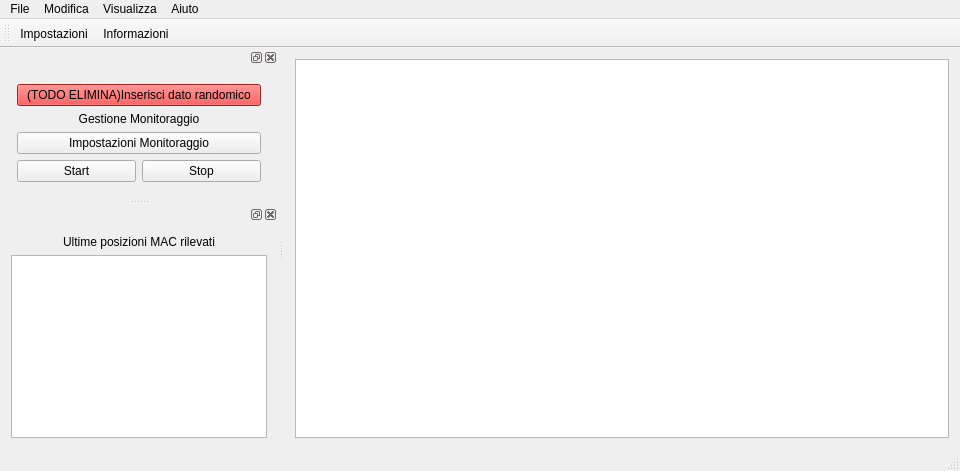
This is RoomMonitor/windows/main.ui in PieroMacaluso/RoomMonitor as Qt 5 draws it before an edit. The edited form follows.
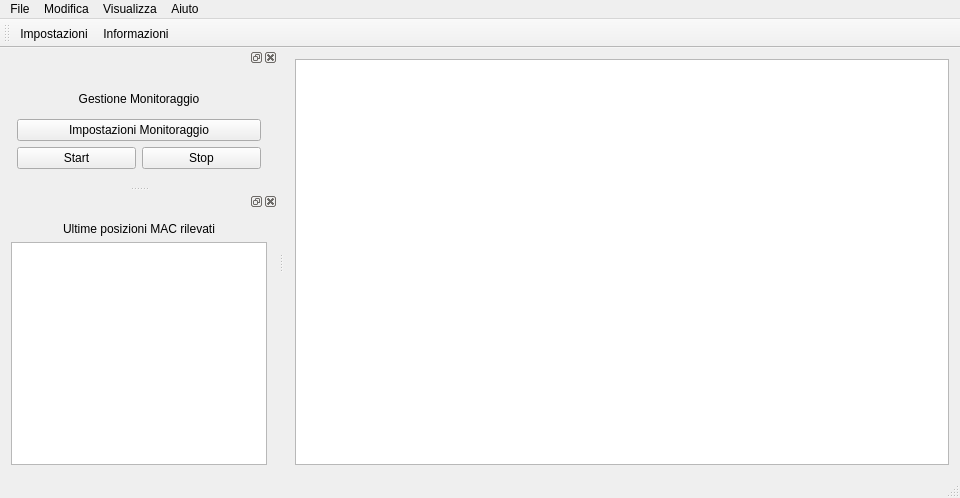
This is the edited form. Icons and pictures are not drawn. Custom widgets are drawn as their Qt base class.

Commit message: Aggiunti loghi vari e migliorato About.ui

What changed in the file:
```diff
--- a/RoomMonitor/windows/main.ui
+++ b/RoomMonitor/windows/main.ui
@@ -7,7 +7,7 @@
     <x>0</x>
     <y>0</y>
     <width>960</width>
-    <height>471</height>
+    <height>498</height>
    </rect>
   </property>
   <property name="sizePolicy">
@@ -83,13 +83,22 @@
   </widget>
   <widget class="QStatusBar" name="statusBar"/>
   <widget class="QDockWidget" name="monitoringManagerDock">
+   <property name="floating">
+    <bool>false</bool>
+   </property>
+   <property name="features">
+    <set>QDockWidget::AllDockWidgetFeatures</set>
+   </property>
+   <property name="windowTitle">
+    <string/>
+   </property>
    <attribute name="dockWidgetArea">
     <number>1</number>
    </attribute>
    <widget class="QWidget" name="dockWidgetContents">
     <layout class="QVBoxLayout" name="verticalLayout_2">
      <item>
-      <layout class="QVBoxLayout" name="verticalLayout" stretch="0,1,0,0">
+      <layout class="QVBoxLayout" name="verticalLayout" stretch="1,0,0">
        <property name="leftMargin">
         <number>6</number>
        </property>
@@ -102,16 +111,6 @@
        <property name="bottomMargin">
         <number>6</number>
        </property>
-       <item>
-        <widget class="QPushButton" name="aggiungidatiFittizi">
-         <property name="styleSheet">
-          <string notr="true">background-color: rgb(239, 41, 41);</string>
-         </property>
-         <property name="text">
-          <string>(TODO ELIMINA)Inserisci dato randomico</string>
-         </property>
-        </widget>
-       </item>
        <item>
         <widget class="QLabel" name="monitoringLabel">
          <property name="text">
```
Left out of the diff: 4 changed lines with no effect on the pictures. The commit also changes 6 other files.
